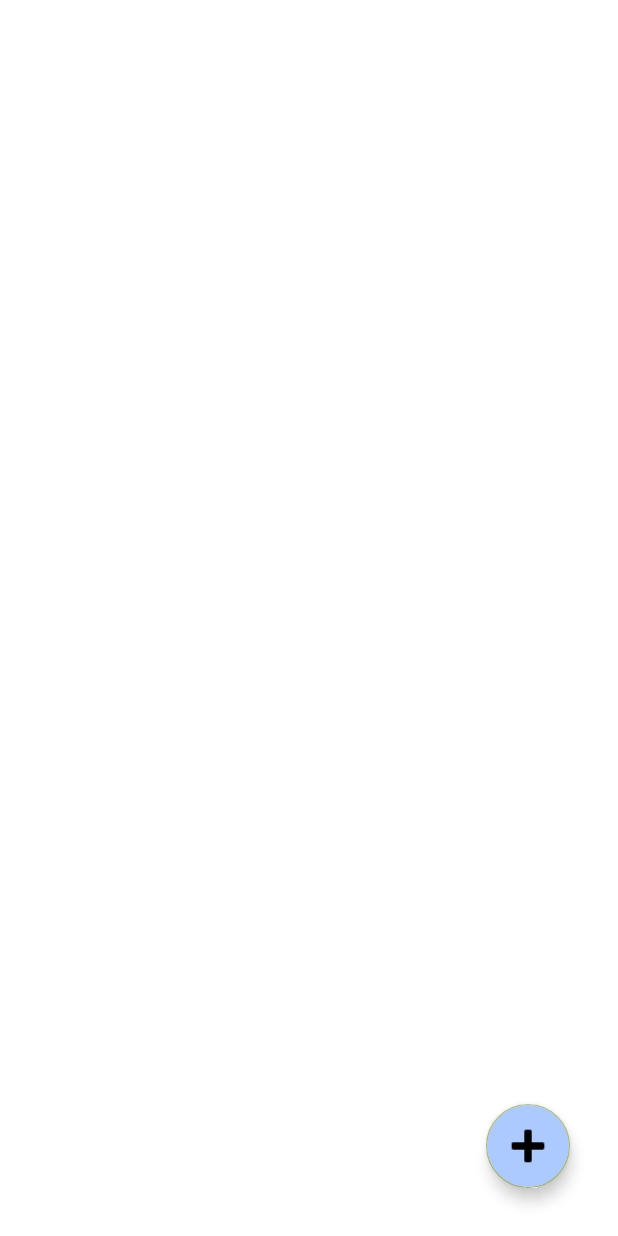
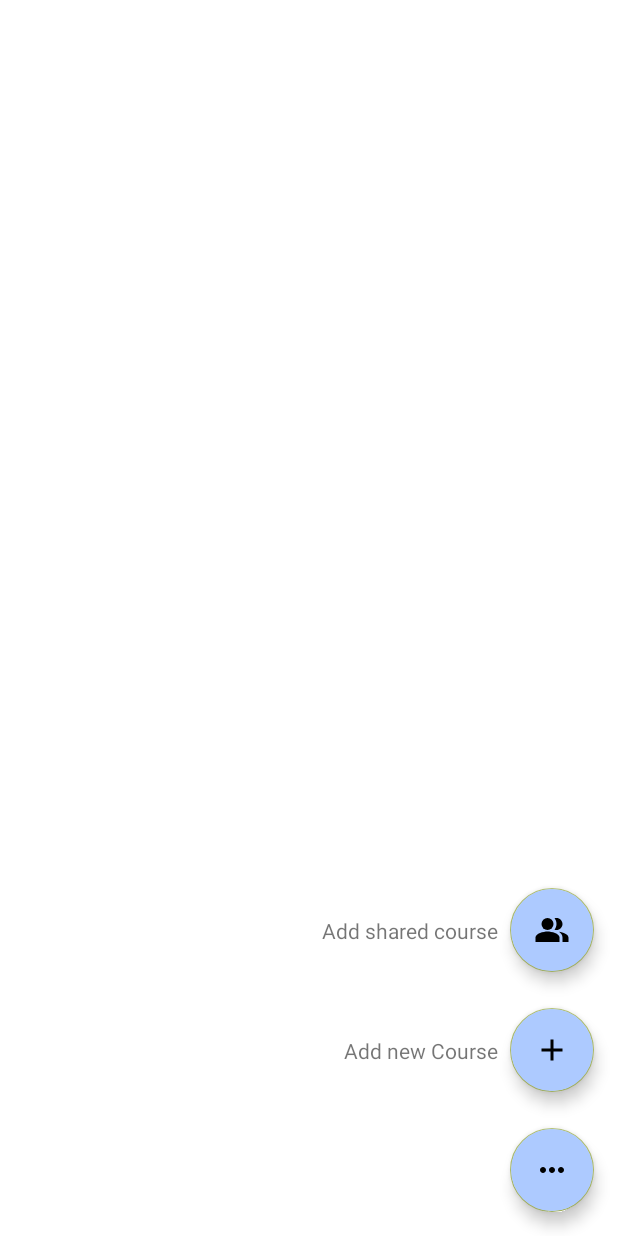
Before and after one commit to prodingerd/software-technology, an Android app: the layout activity_overview.xml on its own in the app's theme, with its tools: preview values and no code run, on a phone screen of 412 x 824 dp. Run offline under Robolectric (Android 15) with nearby library versions, the phone set to English and light mode, and no system bars.

Commit message:
Introduce extended floatingButton menu on OverviewActivity

```diff
--- a/app/src/main/res/layout/activity_overview.xml
+++ b/app/src/main/res/layout/activity_overview.xml
@@ -5,18 +5,64 @@
     android:layout_height="match_parent">
 
     <com.google.android.material.floatingactionbutton.FloatingActionButton
-        android:id="@+id/button_add_course"
+        android:id="@+id/add_fab"
         android:layout_width="wrap_content"
         android:layout_height="wrap_content"
-        android:layout_marginEnd="32dp"
-        android:layout_marginBottom="32dp"
-        android:clickable="true"
-        android:contentDescription="@string/app_name"
+        android:layout_gravity="end"
+        android:layout_marginEnd="16dp"
+        android:layout_marginBottom="16dp"
+        android:backgroundTint="@color/jordy_blue"
+        android:src="@drawable/baseline_more_horiz_24"
+        app:fabSize="normal"
         app:layout_constraintBottom_toBottomOf="parent"
         app:layout_constraintEnd_toEndOf="parent"
-        app:maxImageSize="40dp"
-        app:srcCompat="@android:drawable/ic_input_add"
-        android:backgroundTint="@color/jordy_blue"/>
+        android:contentDescription="@string/ParentMenuButton" />
+
+    <com.google.android.material.floatingactionbutton.FloatingActionButton
+        android:id="@+id/add_course_fab"
+        android:layout_width="wrap_content"
+        android:layout_height="wrap_content"
+        android:layout_marginBottom="24dp"
+        android:backgroundTint="@color/jordy_blue"
+        app:fabSize="normal"
+        app:layout_constraintBottom_toTopOf="@+id/add_fab"
+        app:layout_constraintEnd_toEndOf="@+id/add_fab"
+        app:layout_constraintStart_toStartOf="@+id/add_fab"
+        app:srcCompat="@drawable/baseline_add_24"
+        android:contentDescription="@string/addCourseMenuItem" />
+
+    <TextView
+        android:id="@+id/add_course_action_text"
+        android:layout_width="wrap_content"
+        android:layout_height="wrap_content"
+        android:layout_marginEnd="8dp"
+        android:text="@string/add_new_course"
+        app:layout_constraintBottom_toBottomOf="@+id/add_course_fab"
+        app:layout_constraintEnd_toStartOf="@+id/add_course_fab"
+        app:layout_constraintTop_toTopOf="@+id/add_course_fab" />
+
+    <com.google.android.material.floatingactionbutton.FloatingActionButton
+        android:id="@+id/share_fab"
+        android:layout_width="wrap_content"
+        android:layout_height="wrap_content"
+        android:layout_marginBottom="24dp"
+        android:backgroundTint="@color/jordy_blue"
+        app:fabSize="normal"
+        app:layout_constraintBottom_toTopOf="@+id/add_course_fab"
+        app:layout_constraintEnd_toEndOf="@+id/add_course_fab"
+        app:layout_constraintStart_toStartOf="@+id/add_course_fab"
+        app:srcCompat="@drawable/baseline_people_alt_24"
+        android:contentDescription="@string/shareMenuItem" />
+
+    <TextView
+        android:id="@+id/share_action_text"
+        android:layout_width="wrap_content"
+        android:layout_height="wrap_content"
+        android:layout_marginEnd="8dp"
+        android:text="@string/add_shared_course"
+        app:layout_constraintBottom_toBottomOf="@+id/share_fab"
+        app:layout_constraintEnd_toStartOf="@+id/share_fab"
+        app:layout_constraintTop_toTopOf="@+id/share_fab" />
 
     <androidx.recyclerview.widget.RecyclerView
         android:id="@+id/recyclerViewMain"
--- a/app/src/main/res/values/strings.xml
+++ b/app/src/main/res/values/strings.xml
@@ -42,5 +42,8 @@
     <string name="shareMenuItem">shareMenuItem</string>
     <string name="ParentMenuButton">ParentMenuButton</string>
     <string name="addCardMenuItem">AddCardMenuItem</string>
+    <string name="add_shared_course">Add shared course</string>
+    <string name="add_new_course">Add new Course</string>
+    <string name="addCourseMenuItem">\n</string>
 
 </resources>
```
Also changed, not shown: app/src/main/java/com/tugraz/studybuddy/presentation/activity/OverviewActivity.java (+44 -1 lines).
